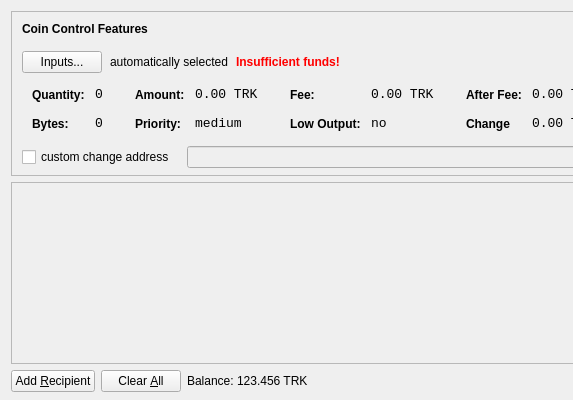
Old version of the form src/qt/forms/sendcoinsdialog.ui in the repository truckit/Truckcoin; both pictures show x 0 to 573 and y 0 to 400 of the 850 by 400 pixel window.
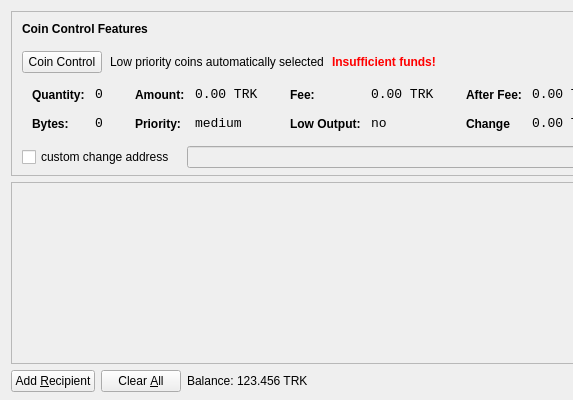
New version of the form. Icons and pictures are not drawn.

Commit message: Weight and age added to coin control

```diff
--- a/src/qt/forms/sendcoinsdialog.ui
+++ b/src/qt/forms/sendcoinsdialog.ui
@@ -107,14 +107,14 @@
              <string notr="true"/>
             </property>
             <property name="text">
-             <string>Inputs...</string>
+             <string>Coin Control</string>
             </property>
            </widget>
           </item>
           <item>
            <widget class="QLabel" name="labelCoinControlAutomaticallySelected">
             <property name="text">
-             <string>automatically selected</string>
+             <string>Low priority coins automatically selected</string>
             </property>
             <property name="margin">
              <number>5</number>
```
The commit also changes 7 other files.
